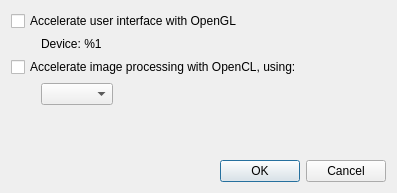
First picture: the form in src/ui/SettingsDialog.ui, repository ImageProcessing-ElectronicPublications/scantailor-experimental, before the edit.
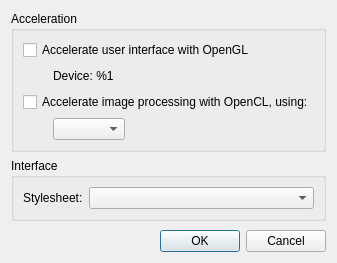
Second picture: the form after the edit.

Commit message: Add stylesheet selector to settings dialog

```diff
--- a/src/ui/SettingsDialog.ui
+++ b/src/ui/SettingsDialog.ui
@@ -6,15 +6,27 @@
    <rect>
     <x>0</x>
     <y>0</y>
-    <width>397</width>
-    <height>193</height>
+    <width>297</width>
+    <height>263</height>
    </rect>
   </property>
+  <property name="sizePolicy">
+   <sizepolicy hsizetype="Preferred" vsizetype="Preferred">
+    <horstretch>0</horstretch>
+    <verstretch>0</verstretch>
+   </sizepolicy>
+  </property>
   <property name="windowTitle">
    <string>Settings</string>
   </property>
   <layout class="QVBoxLayout" name="verticalLayout">
    <item>
+    <widget class="QGroupBox" name="accelerationGroup">
+     <property name="title">
+      <string>Acceleration</string>
+     </property>
+     <layout class="QVBoxLayout" name="verticalLayout_2">
+      <item>
     <widget class="QCheckBox" name="enableOpenglCb">
      <property name="text">
       <string>Accelerate user interface with OpenGL</string>
@@ -34,7 +46,7 @@
        <property name="sizeHint" stdset="0">
         <size>
          <width>30</width>
-         <height>1</height>
+            <height>20</height>
         </size>
        </property>
       </spacer>
@@ -68,13 +80,20 @@
        <property name="sizeHint" stdset="0">
         <size>
          <width>30</width>
-         <height>10</height>
+            <height>20</height>
         </size>
        </property>
       </spacer>
      </item>
      <item>
-      <widget class="QComboBox" name="openclDeviceCombo"/>
+         <widget class="QComboBox" name="openclDeviceCombo">
+          <property name="sizePolicy">
+           <sizepolicy hsizetype="Preferred" vsizetype="Fixed">
+            <horstretch>0</horstretch>
+            <verstretch>0</verstretch>
+           </sizepolicy>
+          </property>
+         </widget>
      </item>
      <item>
       <spacer name="horizontalSpacer_2">
@@ -83,13 +102,58 @@
        </property>
        <property name="sizeHint" stdset="0">
         <size>
-         <width>40</width>
+            <width>0</width>
          <height>20</height>
         </size>
        </property>
       </spacer>
      </item>
     </layout>
+      </item>
+     </layout>
+    </widget>
+   </item>
+   <item>
+    <widget class="QGroupBox" name="interfaceGroup">
+     <property name="sizePolicy">
+      <sizepolicy hsizetype="Preferred" vsizetype="Preferred">
+       <horstretch>0</horstretch>
+       <verstretch>0</verstretch>
+      </sizepolicy>
+     </property>
+     <property name="title">
+      <string>Interface</string>
+     </property>
+     <layout class="QVBoxLayout" name="verticalLayout_3">
+      <item>
+       <layout class="QHBoxLayout" name="interfaceGroupLayout">
+        <item>
+         <widget class="QLabel" name="stylesheetLabel">
+          <property name="text">
+           <string>Stylesheet:</string>
+          </property>
+         </widget>
+        </item>
+        <item>
+         <widget class="QComboBox" name="stylesheetCombo">
+          <property name="sizePolicy">
+           <sizepolicy hsizetype="Expanding" vsizetype="Fixed">
+            <horstretch>0</horstretch>
+            <verstretch>0</verstretch>
+           </sizepolicy>
+          </property>
+          <property name="minimumSize">
+           <size>
+            <width>0</width>
+            <height>0</height>
+           </size>
+          </property>
+         </widget>
+        </item>
+       </layout>
+      </item>
+     </layout>
+    </widget>
    </item>
    <item>
     <spacer name="verticalSpacer">
@@ -99,7 +163,7 @@
      <property name="sizeHint" stdset="0">
       <size>
        <width>20</width>
-       <height>40</height>
+       <height>20</height>
       </size>
      </property>
     </spacer>
```
Lines whose indentation alone changed are shown as unchanged. The commit also changes 7 other files.
